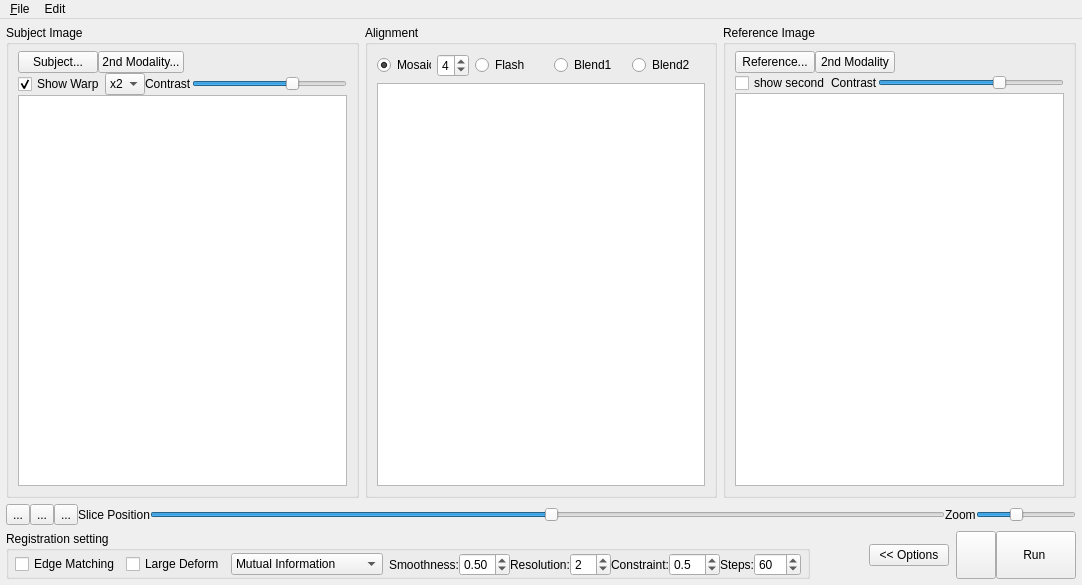
Before: the Qt Designer form regtoolbox.ui in frankyeh/DSI-Studio, drawn with Qt 5.
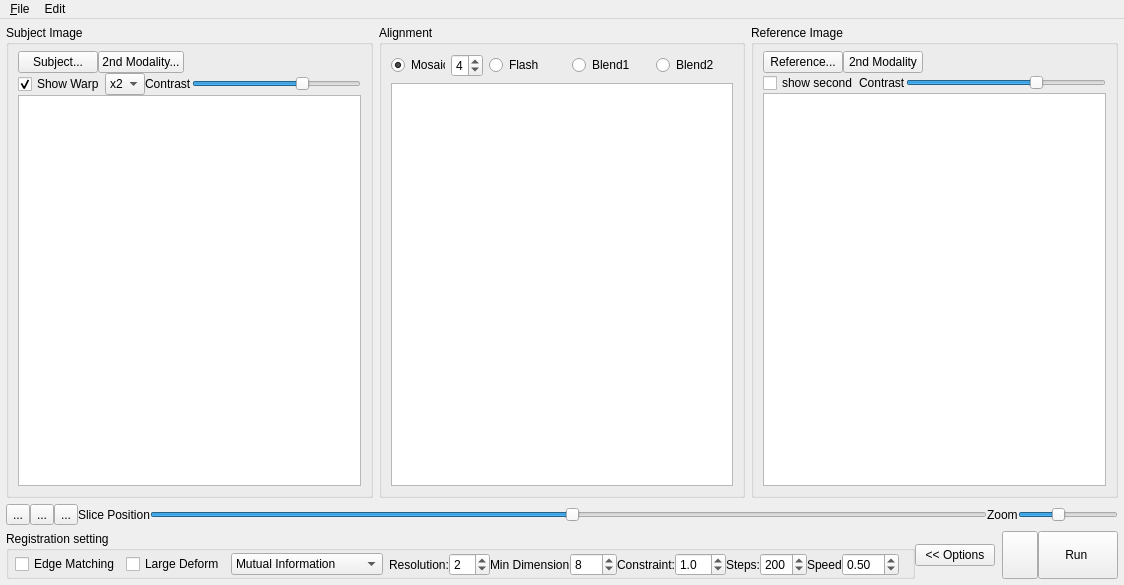
After: the same form once the commit is applied. Icons and pictures are not drawn.

```diff
--- a/regtoolbox.ui
+++ b/regtoolbox.ui
@@ -689,32 +689,6 @@
                <property name="bottomMargin">
                 <number>0</number>
                </property>
-               <item>
-                <widget class="QLabel" name="label">
-                 <property name="toolTip">
-                  <string>&lt;html&gt;&lt;head/&gt;&lt;body&gt;&lt;p&gt;Smoothness of the mapping. Higher values lead to smoother results.&lt;/p&gt;&lt;/body&gt;&lt;/html&gt;</string>
-                 </property>
-                 <property name="text">
-                  <string>Smoothness:</string>
-                 </property>
-                </widget>
-               </item>
-               <item>
-                <widget class="QDoubleSpinBox" name="smoothness">
-                 <property name="minimum">
-                  <double>0.010000000000000</double>
-                 </property>
-                 <property name="maximum">
-                  <double>5.000000000000000</double>
-                 </property>
-                 <property name="singleStep">
-                  <double>0.500000000000000</double>
-                 </property>
-                 <property name="value">
-                  <double>0.500000000000000</double>
-                 </property>
-                </widget>
-               </item>
                <item>
                 <widget class="QLabel" name="label_5">
                  <property name="toolTip">
@@ -735,6 +709,26 @@
                  </property>
                 </widget>
                </item>
+               <item>
+                <widget class="QLabel" name="label_10">
+                 <property name="text">
+                  <string>Min Dimension</string>
+                 </property>
+                </widget>
+               </item>
+               <item>
+                <widget class="QSpinBox" name="min_reso">
+                 <property name="minimum">
+                  <number>4</number>
+                 </property>
+                 <property name="maximum">
+                  <number>128</number>
+                 </property>
+                 <property name="value">
+                  <number>8</number>
+                 </property>
+                </widget>
+               </item>
                <item>
                 <widget class="QLabel" name="label_7">
                  <property name="text">
@@ -757,7 +751,7 @@
                   <double>0.100000000000000</double>
                  </property>
                  <property name="value">
-                  <double>0.500000000000000</double>
+                  <double>1.000000000000000</double>
                  </property>
                 </widget>
                </item>
@@ -780,7 +774,37 @@
                   <number>500</number>
                  </property>
                  <property name="value">
-                  <number>60</number>
+                  <number>200</number>
+                 </property>
+                </widget>
+               </item>
+               <item>
+                <widget class="QLabel" name="label">
+                 <property name="text">
+                  <string>Speed</string>
+                 </property>
+                </widget>
+               </item>
+               <item>
+                <widget class="QDoubleSpinBox" name="speed">
+                 <property name="minimum">
+                  <double>0.050000000000000</double>
+                 </property>
+                 <property name="maximum">
+                  <double>10.000000000000000</double>
+                 </property>
+                 <property name="singleStep">
+                  <double>0.500000000000000</double>
+                 </property>
+                 <property name="value">
+                  <double>0.500000000000000</double>
+                 </property>
+                </widget>
+               </item>
+               <item>
+                <widget class="QLabel" name="label_9">
+                 <property name="text">
+                  <string/>
                  </property>
                 </widget>
                </item>
```
Left out of the diff: 20 changed lines with no effect on the pictures.
